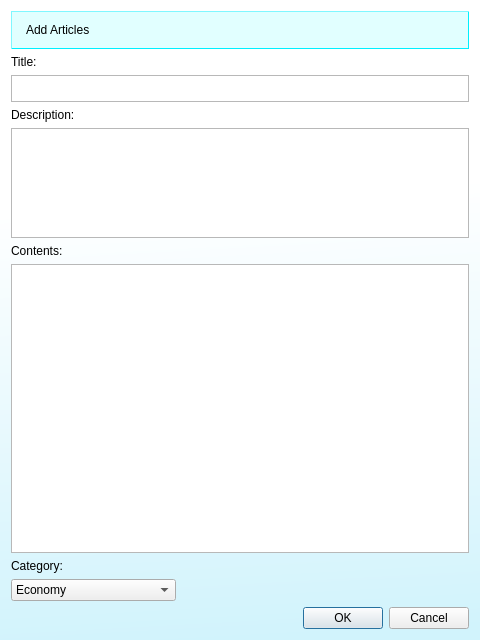
bhhoang/newspaper-project, file views/add_articles.ui: the form before one commit.
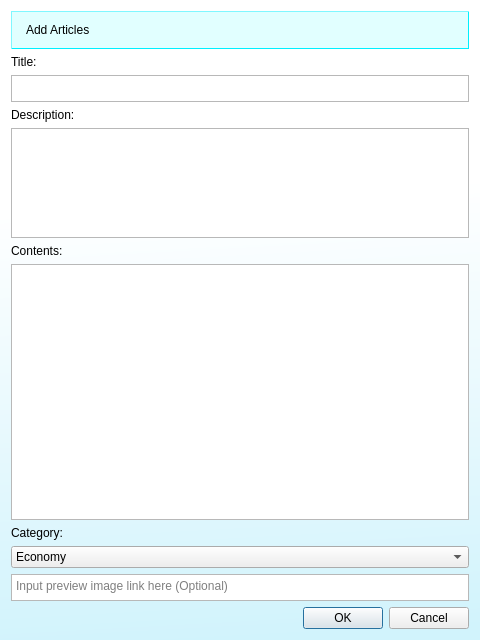
The form after the commit. Icons and pictures are not drawn.

What changed in the file:
```diff
--- a/views/add_articles.ui
+++ b/views/add_articles.ui
@@ -148,7 +148,7 @@
      </property>
     </widget>
    </item>
-   <item alignment="Qt::AlignLeft">
+   <item>
     <widget class="QComboBox" name="category_edit">
      <item>
       <property name="text">
@@ -192,6 +192,28 @@
      </item>
     </widget>
    </item>
+   <item>
+    <widget class="QPlainTextEdit" name="image_link">
+     <property name="minimumSize">
+      <size>
+       <width>0</width>
+       <height>27</height>
+      </size>
+     </property>
+     <property name="maximumSize">
+      <size>
+       <width>16777215</width>
+       <height>27</height>
+      </size>
+     </property>
+     <property name="documentTitle">
+      <string>sddd</string>
+     </property>
+     <property name="placeholderText">
+      <string>Input preview image link here (Optional)</string>
+     </property>
+    </widget>
+   </item>
    <item>
     <widget class="QDialogButtonBox" name="confirm_button">
      <property name="standardButtons">
```
Left out of the diff: 2 changed lines with no effect on the pictures.
